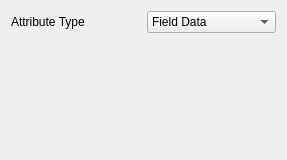
The window that Plugins/ClientRecordView/ClientRecordDisplay.ui (wildmichael/ParaView3-enhancements-old) describes before a commit, drawn with Qt 5.
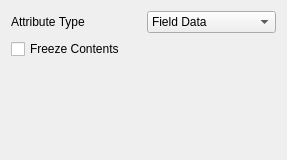
The same window after the commit.

Commit message: ENH: Add "freeze contents" option to OverView's record view. Since the contents of the record view are based on the current selection, the user may want to freeze the contents at a certain point.

The edit to the form file:
```diff
--- a/Plugins/ClientRecordView/ClientRecordDisplay.ui
+++ b/Plugins/ClientRecordView/ClientRecordDisplay.ui
@@ -56,7 +56,7 @@
        </item>
       </widget>
      </item>
-     <item row="1" column="0" colspan="2" >
+     <item row="2" column="0" colspan="2" >
       <spacer>
        <property name="orientation" >
         <enum>Qt::Vertical</enum>
@@ -69,6 +69,13 @@
        </property>
       </spacer>
      </item>
+     <item row="1" column="0" >
+      <widget class="QCheckBox" name="freezeContents" >
+       <property name="text" >
+        <string>Freeze Contents</string>
+       </property>
+      </widget>
+     </item>
     </layout>
    </item>
   </layout>
```
The commit also changes 5 other files.
